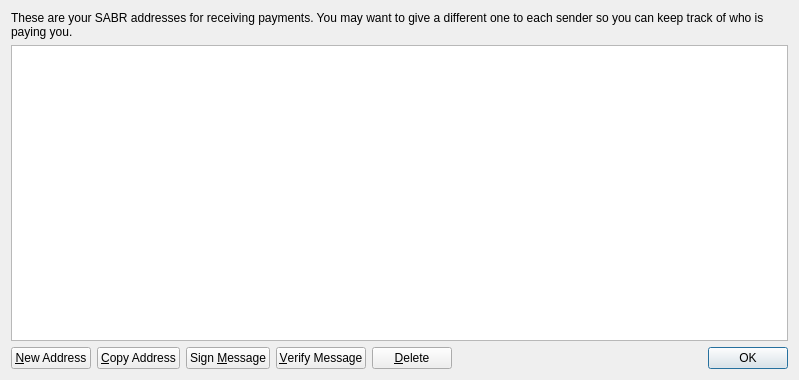
Old version of the form src/qt/forms/addressbookpage.ui in the repository SFTZ/SABR.
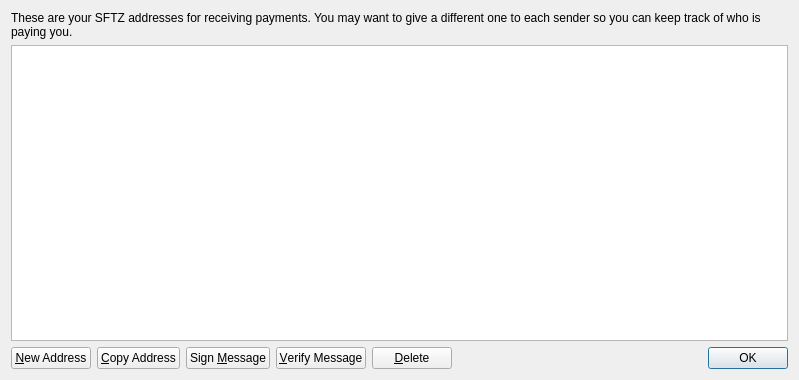
New version of the form. Icons and pictures are not drawn.

Patch:
```diff
--- a/src/qt/forms/addressbookpage.ui
+++ b/src/qt/forms/addressbookpage.ui
@@ -17,7 +17,7 @@
    <item>
     <widget class="QLabel" name="labelExplanation">
      <property name="text">
-      <string>These are your SABR addresses for receiving payments. You may want to give a different one to each sender so you can keep track of who is paying you.</string>
+      <string>These are your SFTZ addresses for receiving payments. You may want to give a different one to each sender so you can keep track of who is paying you.</string>
      </property>
      <property name="textFormat">
       <enum>Qt::PlainText</enum>
```
Left out of the diff: 4 changed lines with no effect on the pictures.
